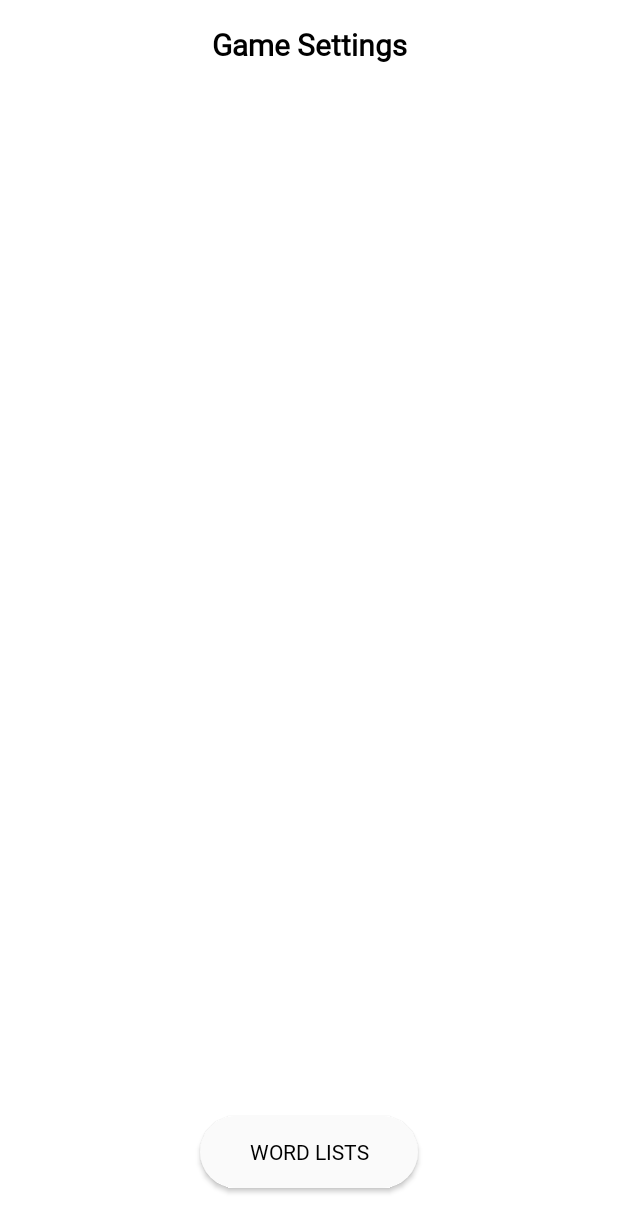
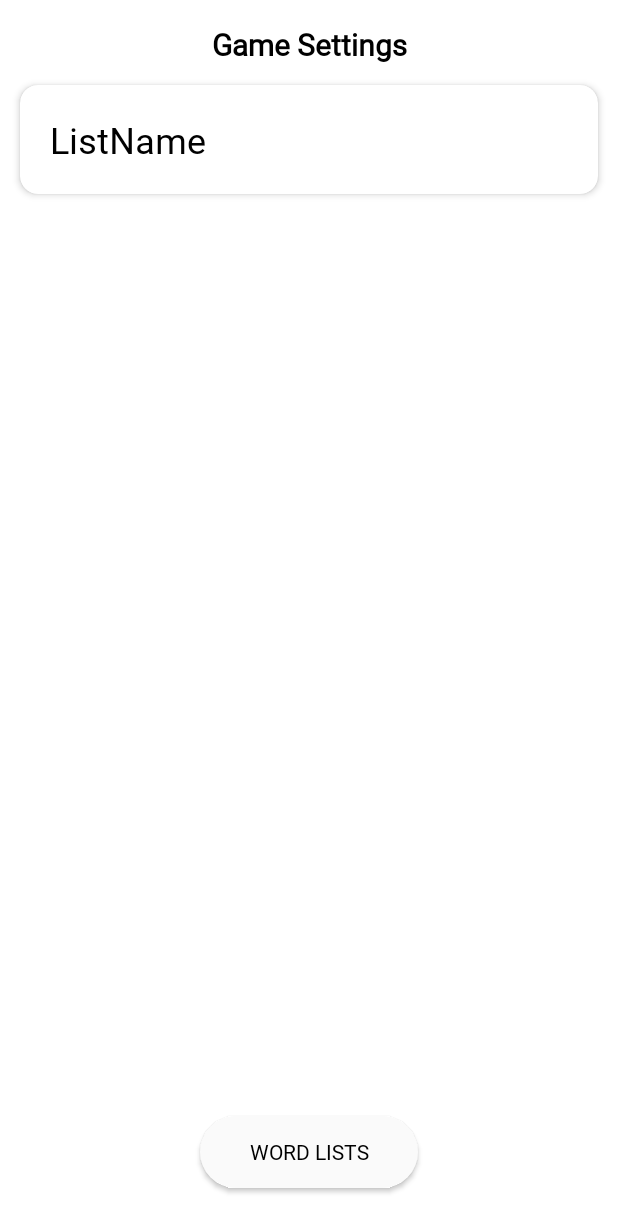
Before and after one commit to MarSeliN666/AliasKotlin, an Android app: the GameSettings screen opened through its navigation route, on a phone screen of 412 x 824 dp. Shown: the top 1232 px of the screen. Run offline under Robolectric (Android 15) with nearby library versions, the phone set to English and light mode, and no system bars.

Commit message:
changed timer and changed app style(at lest I try to make MaterialDesign)

```diff
--- a/app/src/main/java/com/example/alieskotlin/Game.kt
+++ b/app/src/main/java/com/example/alieskotlin/Game.kt
@@ -38,7 +38,9 @@ class Game : Fragment() {
 
     }
 
-    var countDownTimer = object : CountDownTimer(6000, 1000) {
+    private var countDownTimer = object : CountDownTimer(60000, 1000) {
+
+
         override fun onFinish() {
             tv_timer.text = getString(R.string.time_over)
         }
--- a/app/src/main/java/com/example/alieskotlin/MainActivity.kt
+++ b/app/src/main/java/com/example/alieskotlin/MainActivity.kt
@@ -13,5 +13,4 @@ class MainActivity : AppCompatActivity() {
         Navigation.findNavController(this, R.id.nav_host_fragment)
     }
 
-
 }
--- a/app/src/main/res/layout/fragment_game_settings.xml
+++ b/app/src/main/res/layout/fragment_game_settings.xml
@@ -6,28 +6,65 @@
     android:layout_height="match_parent"
     tools:context=".GameSettings">
 
-    <!-- TODO: Update blank fragment layout -->
     <TextView
+        android:id="@+id/textView5"
         android:layout_width="wrap_content"
         android:layout_height="wrap_content"
         android:layout_marginTop="16dp"
         android:fontFamily="@font/kelly_slab"
         android:text="Game Settings"
-        android:textStyle="bold"
         android:textColor="@color/colorAccent"
         android:textSize="20sp"
+        android:textStyle="bold"
         app:layout_constraintEnd_toEndOf="parent"
         app:layout_constraintStart_toStartOf="parent"
         app:layout_constraintTop_toTopOf="parent" />
+
+    <androidx.cardview.widget.CardView
+        android:id="@+id/card_view"
+        android:layout_width="match_parent"
+        android:layout_height="wrap_content"
+        android:layout_margin="13dp"
+        android:layout_marginTop="10dp"
+        app:cardBackgroundColor="@android:color/white"
+        app:cardCornerRadius="12dp"
+        app:cardElevation="3dp"
+        app:contentPadding="4dp"
+        app:layout_constraintEnd_toEndOf="parent"
+        app:layout_constraintStart_toStartOf="parent"
+        app:layout_constraintTop_toBottomOf="@+id/textView5">
+
+        <androidx.constraintlayout.widget.ConstraintLayout
+            android:layout_width="match_parent"
+            android:layout_height="wrap_content"
+            android:padding="16dp">
+
+            <TextView
+                android:id="@+id/tv_listName"
+                android:layout_width="wrap_content"
+                android:layout_height="wrap_content"
+                android:layout_alignParentTop="true"
+                android:fontFamily="@font/kelly_slab"
+                android:text="@string/listname"
+                android:textColor="@android:color/black"
+                android:textSize="24sp"
+                app:layout_constraintBottom_toBottomOf="parent"
+                app:layout_constraintStart_toStartOf="parent"
+                app:layout_constraintTop_toTopOf="parent"
+                app:layout_constraintVertical_bias="0.531" />
+
+        </androidx.constraintlayout.widget.ConstraintLayout>
+    </androidx.cardview.widget.CardView>
+
     <Button
         android:id="@+id/moveToWordListChoosing"
         android:layout_width="wrap_content"
         android:layout_height="wrap_content"
         android:layout_marginBottom="32dp"
+        android:background="@drawable/btn_background"
+        android:fontFamily="@font/kelly_slab"
         android:text="@string/word_lists"
-        android:fontFamily="@font/kelly_slab"
         android:textColor="@color/colorAccent"
-        android:background="@drawable/btn_background"
         app:layout_constraintBottom_toBottomOf="parent"
         app:layout_constraintEnd_toEndOf="parent"
         app:layout_constraintStart_toStartOf="parent" />
--- a/app/src/main/res/values/strings.xml
+++ b/app/src/main/res/values/strings.xml
@@ -24,4 +24,5 @@
     <string name="false_word">false</string>
     <string name="tv_30sec">30sec</string>
     <string name="time_over">Time has run out!</string>
+    <string name="listname">ListName</string>
 </resources>
```
Also changed, not shown: app/src/main/res/layout/card_lists.xml (+13 -3 lines), app/src/main/res/layout/fragment_game.xml (+16 -0 lines).
